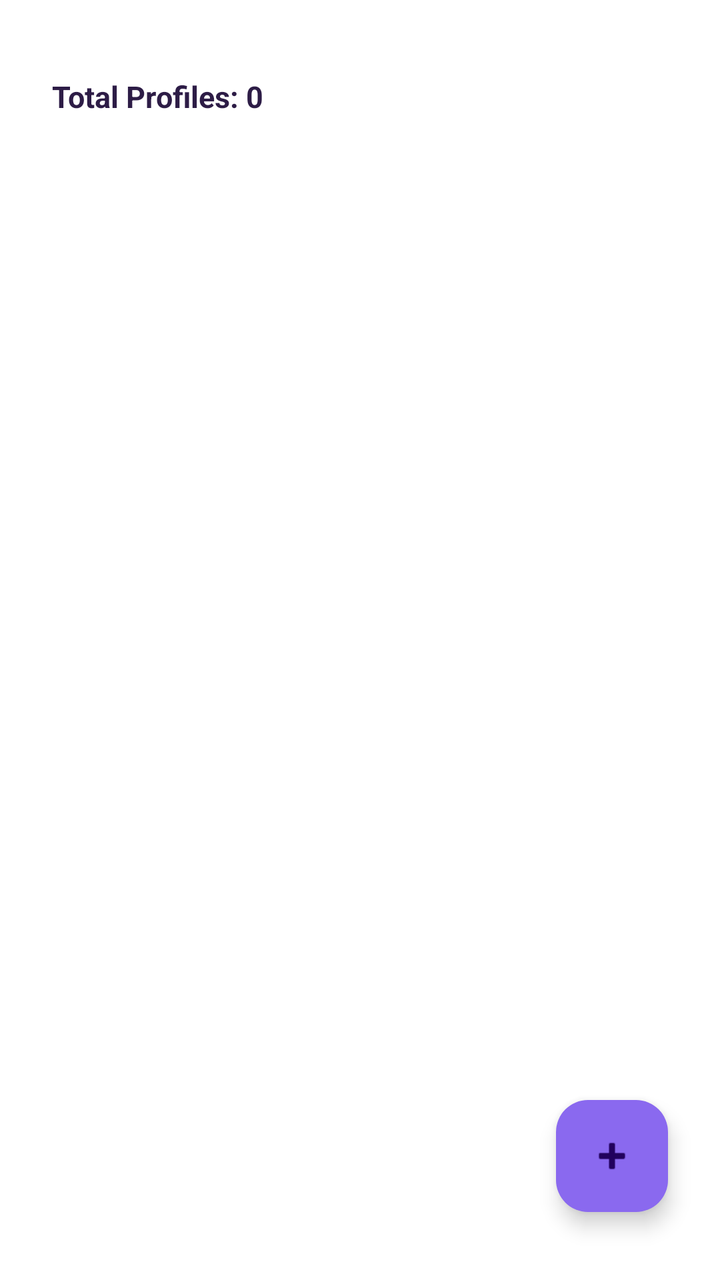
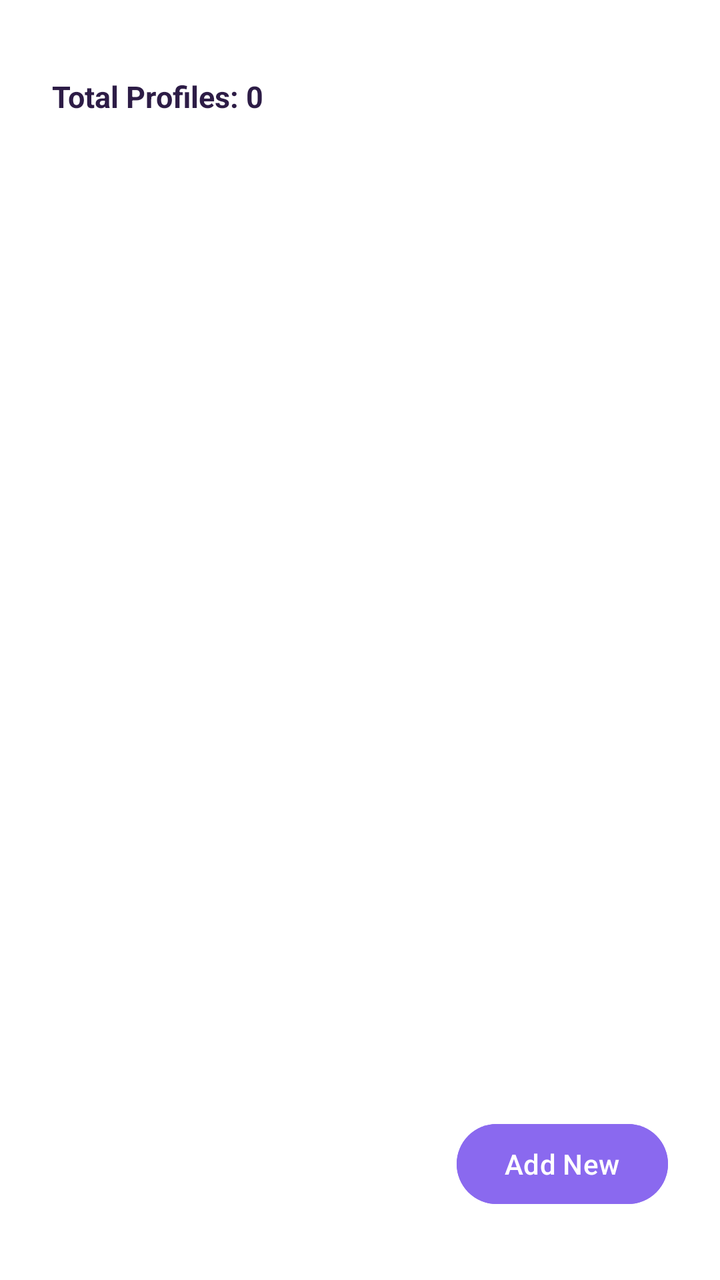

The first picture is an Android layout as it rendered before a commit; the second is the same layout after the commit. The layout source and the unified diff follow.
<!-- AndroidManifest.xml: application theme Theme.UserProfileRegistration -->
<!-- res/layout/activity_profile_list.xml -->
<?xml version="1.0" encoding="utf-8"?>
<layout xmlns:android="http://schemas.android.com/apk/res/android"
    xmlns:app="http://schemas.android.com/apk/res-auto">

    <androidx.constraintlayout.widget.ConstraintLayout
        android:layout_width="match_parent"
        android:background="@color/white"
        android:layout_height="match_parent">

        <TextView
            android:layout_marginTop="22dp"
            android:id="@+id/tvProfileCount"
            android:layout_width="wrap_content"
            android:layout_height="wrap_content"
            android:text="Total Profiles: 0"
            android:textSize="15sp"
            android:textStyle="bold"
            android:layout_marginStart="10dp"
            android:textColor="@color/deeppurple"
            android:padding="16dp"
            app:layout_constraintTop_toTopOf="parent"
            app:layout_constraintStart_toStartOf="parent" />

        <androidx.recyclerview.widget.RecyclerView
            android:id="@+id/recyclerViewProfiles"
            android:layout_width="match_parent"
            android:layout_height="0dp"
            android:padding="8dp"
            android:layout_marginTop="10dp"
            android:clipToPadding="false"
            app:layout_constraintTop_toBottomOf="@id/tvProfileCount"
            app:layout_constraintBottom_toBottomOf="parent" />

        <TextView
            android:id="@+id/emptyView"
            android:layout_width="wrap_content"
            android:layout_height="wrap_content"
            android:text="No profiles yet\nTap + to add your first profile"
            android:textSize="18sp"
            android:textColor="#999999"
            android:gravity="center"
            android:visibility="gone"
            app:layout_constraintTop_toTopOf="parent"
            app:layout_constraintBottom_toBottomOf="parent"
            app:layout_constraintStart_toStartOf="parent"
            app:layout_constraintEnd_toEndOf="parent" />

        <com.google.android.material.floatingactionbutton.FloatingActionButton
            android:id="@+id/fabAddProfile"
            android:layout_width="wrap_content"
            android:layout_height="wrap_content"
            android:src="@android:drawable/ic_input_add"
            android:contentDescription="Add Profile"
            android:backgroundTint="@color/purple"
            android:layout_marginHorizontal="26dp"
            android:layout_marginBottom="34dp"
            app:layout_constraintBottom_toBottomOf="parent"
            app:layout_constraintEnd_toEndOf="parent" />

    </androidx.constraintlayout.widget.ConstraintLayout>
</layout>
<!-- resources referenced by this layout -->
<resources>
  <color name="deeppurple">#F524133E</color>
  <color name="purple">#8A69EF</color>
  <color name="white">#FFFFFFFF</color>
  <style name="Theme.UserProfileRegistration" parent="Base.Theme.UserProfileRegistration" />
  <style name="Base.Theme.UserProfileRegistration" parent="Theme.Material3.DayNight.NoActionBar">
          
          
      </style>
</resources>

<!-- the commit's change to res/layout/activity_profile_list.xml (unified diff, before → after) -->
@@ -45,10 +45,11 @@
             app:layout_constraintStart_toStartOf="parent"
             app:layout_constraintEnd_toEndOf="parent" />
 
-        <com.google.android.material.floatingactionbutton.FloatingActionButton
+        <com.google.android.material.button.MaterialButton
             android:id="@+id/fabAddProfile"
             android:layout_width="wrap_content"
             android:layout_height="wrap_content"
+            android:text="Add New"
             android:src="@android:drawable/ic_input_add"
             android:contentDescription="Add Profile"
             android:backgroundTint="@color/purple"
